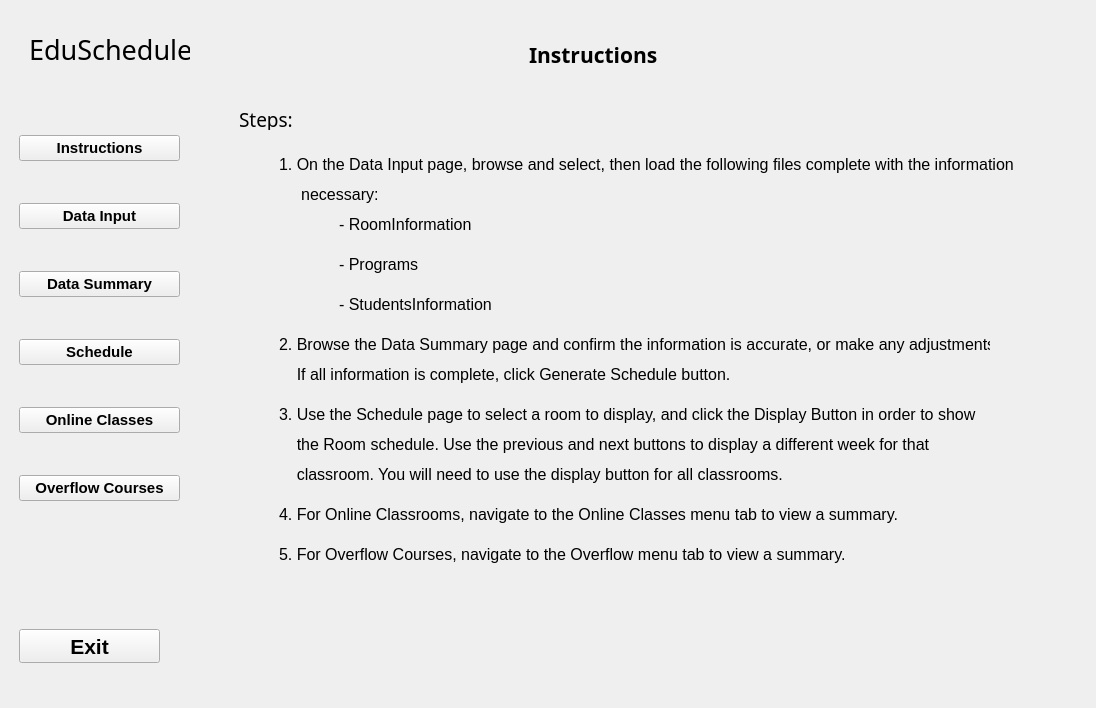
Above: GUI_App/Scheduler1.ui from MacEwanCMPT395/2023-01_Team3 before the change. Below: the same form after it.
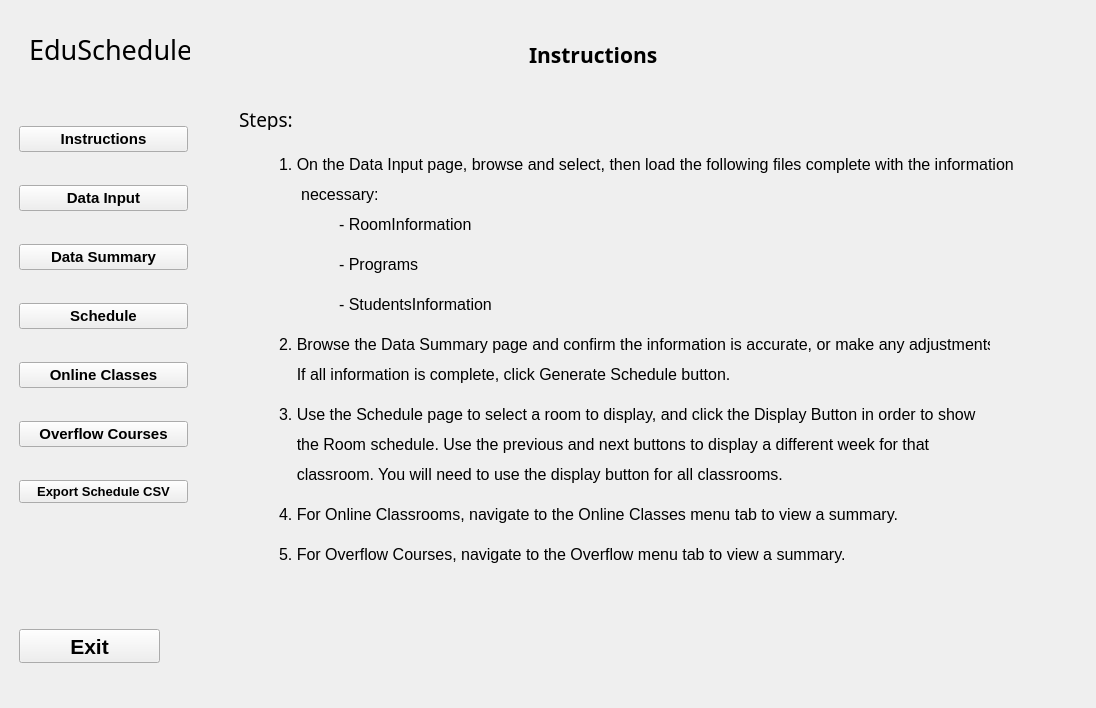
That is the form after the change. Icons and pictures are not drawn.

Commit message: added new pages prints, clean up code

What changed in the file:
```diff
--- a/GUI_App/Scheduler1.ui
+++ b/GUI_App/Scheduler1.ui
@@ -81,8 +81,8 @@
          <rect>
           <x>20</x>
           <y>100</y>
-          <width>161</width>
-          <height>439</height>
+          <width>169</width>
+          <height>431</height>
          </rect>
         </property>
         <layout class="QVBoxLayout" name="verticalLayout_2">
@@ -200,6 +200,22 @@
            </property>
           </widget>
          </item>
+         <item>
+          <widget class="QPushButton" name="export_schedule_btn">
+           <property name="font">
+            <font>
+             <family>Arial</family>
+             <pointsize>10</pointsize>
+             <weight>75</weight>
+             <italic>false</italic>
+             <bold>true</bold>
+            </font>
+           </property>
+           <property name="text">
+            <string>Export Schedule CSV</string>
+           </property>
+          </widget>
+         </item>
         </layout>
        </widget>
       </widget>
```
The commit also changes 2 other files.
